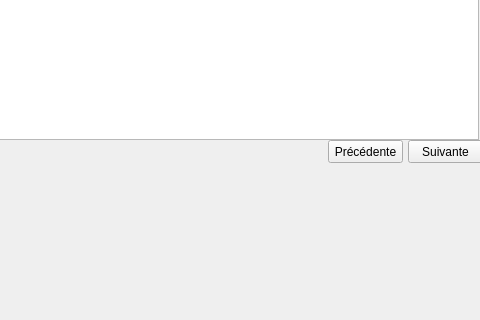
First picture: the form in mainwindow.ui, repository TheFump/tdQtConsole, before the edit; both pictures show x 732 to 1212 and y 210 to 530 of the 1212 by 710 pixel window.
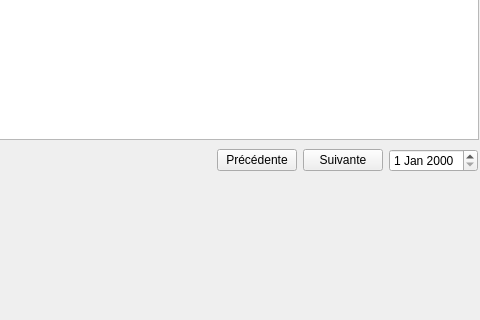
Second picture: the form after the edit.

What changed in the file:
```diff
--- a/mainwindow.ui
+++ b/mainwindow.ui
@@ -255,31 +255,34 @@
      </item>
     </layout>
    </widget>
-   <widget class="QPushButton" name="pushButton">
+   <widget class="QWidget" name="horizontalLayoutWidget">
     <property name="geometry">
      <rect>
-      <x>1140</x>
+      <x>949</x>
       <y>350</y>
-      <width>75</width>
-      <height>23</height>
+      <width>261</width>
+      <height>41</height>
      </rect>
     </property>
-    <property name="text">
-     <string>Suivante</string>
-    </property>
-   </widget>
-   <widget class="QPushButton" name="pushButton_2">
-    <property name="geometry">
-     <rect>
-      <x>1060</x>
-      <y>350</y>
-      <width>75</width>
-      <height>23</height>
-     </rect>
-    </property>
-    <property name="text">
-     <string>Précédente</string>
-    </property>
+    <layout class="QHBoxLayout" name="horizontalLayout">
+     <item>
+      <widget class="QPushButton" name="CalendarPrevious">
+       <property name="text">
+        <string>Précédente</string>
+       </property>
+      </widget>
+     </item>
+     <item>
+      <widget class="QPushButton" name="CalendarNext">
+       <property name="text">
+        <string>Suivante</string>
+       </property>
+      </widget>
+     </item>
+     <item>
+      <widget class="QDateEdit" name="CalendarDate"/>
+     </item>
+    </layout>
    </widget>
   </widget>
   <widget class="QMenuBar" name="menubar">
```
